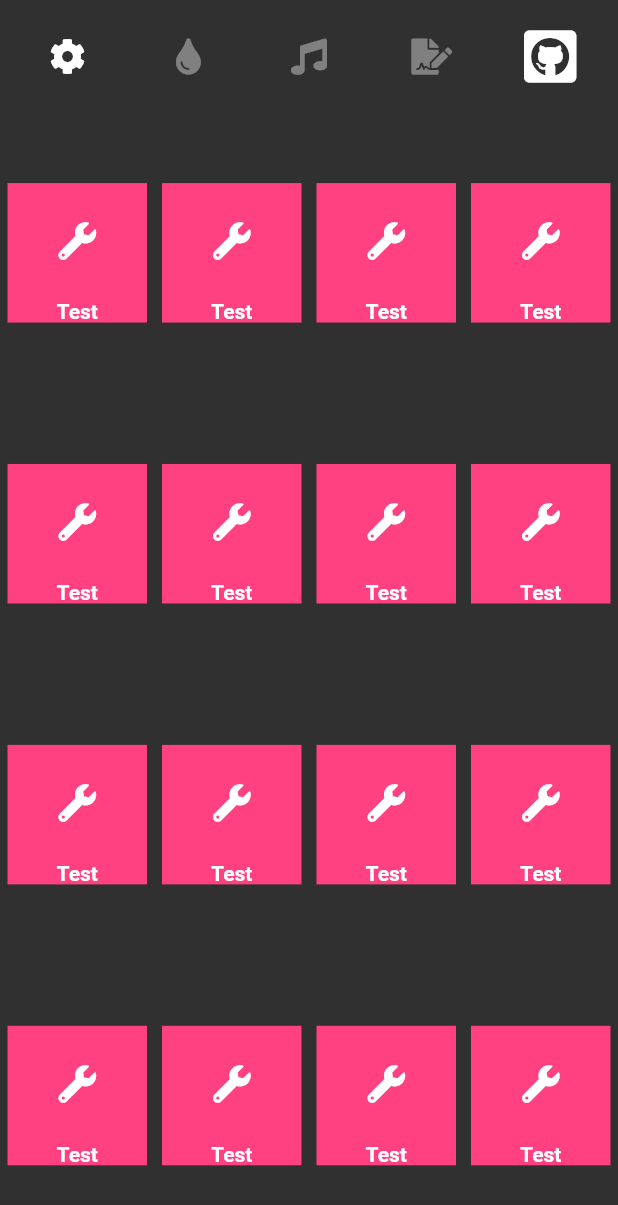
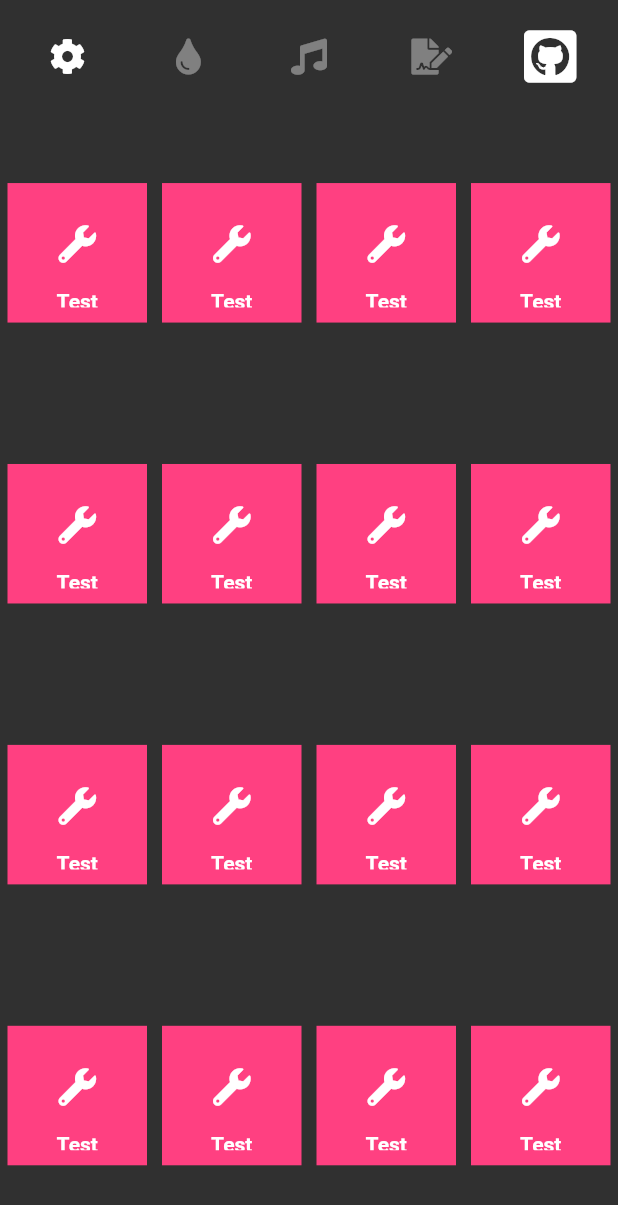
Before and after one commit to BolZer/novation, a Flutter app: the screen it shows after launch, after a tap on an icon or button, on a phone screen of 412 x 824 dp. Shown: the top 1205 px of the screen. Run offline on Flutter 3.47's test engine with Material 2 defaults, Android fonts, the light colour scheme and no system bars; our stand-ins replace bloc, equatable, flutter_bloc, font_awesome_flutter.

Commit message:
Styling of the Quadrants

```diff
--- a/lib/widgets/SoundButton.dart
+++ b/lib/widgets/SoundButton.dart
@@ -22,8 +22,9 @@ class _SoundButtonState extends State<SoundButton> {
         return GestureDetector(
           onTap: widget.onTap,
           child: Container(
+            padding: EdgeInsets.all(5.0),
             decoration: BoxDecoration(
-              border: widget.isFocused ? Border.all(color: Colors.white70, width: 5.0) : null,
+              border: Border.all(color: widget.isFocused ? Colors.white70 : Color(widget.sound.colorValue), width: 5.0),
               color: widget.sound != null ? Color(widget.sound.colorValue) : Colors.grey,
             ),
             constraints: constraints,
```
